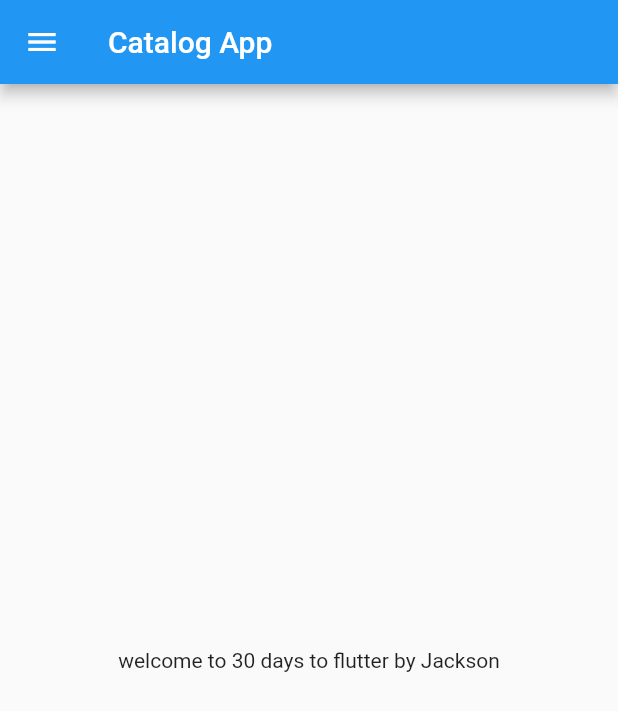
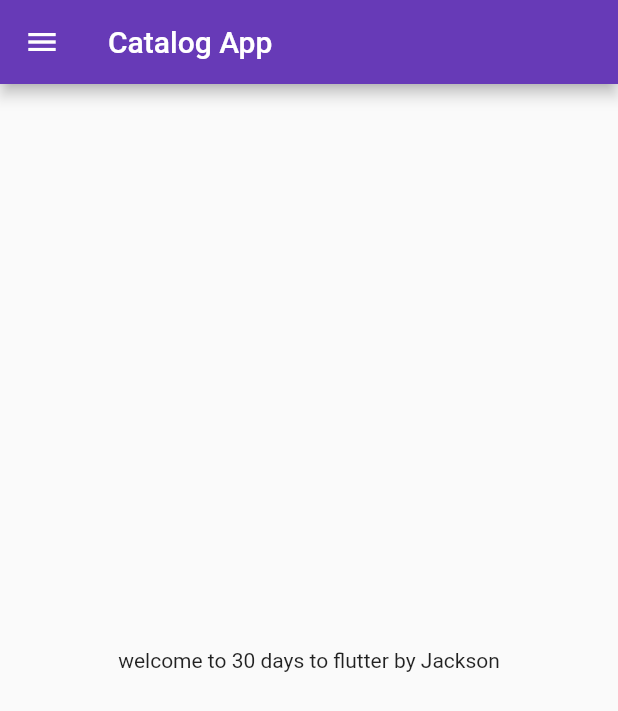
Before and after one commit to 7jackson07/30DaysOfFlutter, a Flutter app: the screen it shows after launch, on a phone screen of 412 x 824 dp. Shown: the top 711 px of the screen. Run offline on Flutter 3.47's test engine with Material 2 defaults, Android fonts, the phone set to English and light mode, and no system bars.

Commit message:
days 3 completed

```diff
--- a/lib/main.dart
+++ b/lib/main.dart
@@ -1,5 +1,6 @@
 import 'package:flutter/material.dart';
-import 'package:flutter_catalog/home_page.dart';
+import 'package:flutter_catalog/pages/home_page.dart';
+import 'package:flutter_catalog/pages/login_page.dart';
 
 void main() {
   runApp(MyApp());
@@ -8,9 +9,18 @@ void main() {
 class MyApp extends StatelessWidget {
   @override
   Widget build(BuildContext context) {
-
     return MaterialApp(
-      home: HomePage(),
+      themeMode: ThemeMode.light,
+      theme: ThemeData(primarySwatch: Colors.deepPurple),
+      darkTheme: ThemeData(
+        brightness: Brightness.dark,
+      ),
+      initialRoute: "/home",
+      routes: {
+        "/": (context) => LoginPage(),
+        "/home": (context) => HomePage(),
+        "/login": (context) => LoginPage()
+      },
     );
   }
 }
```
Also changed, not shown: lib/pages/login_page.dart (added, +16 -0 lines), lib/pages/home_page.dart (renamed from lib/home_page.dart).
